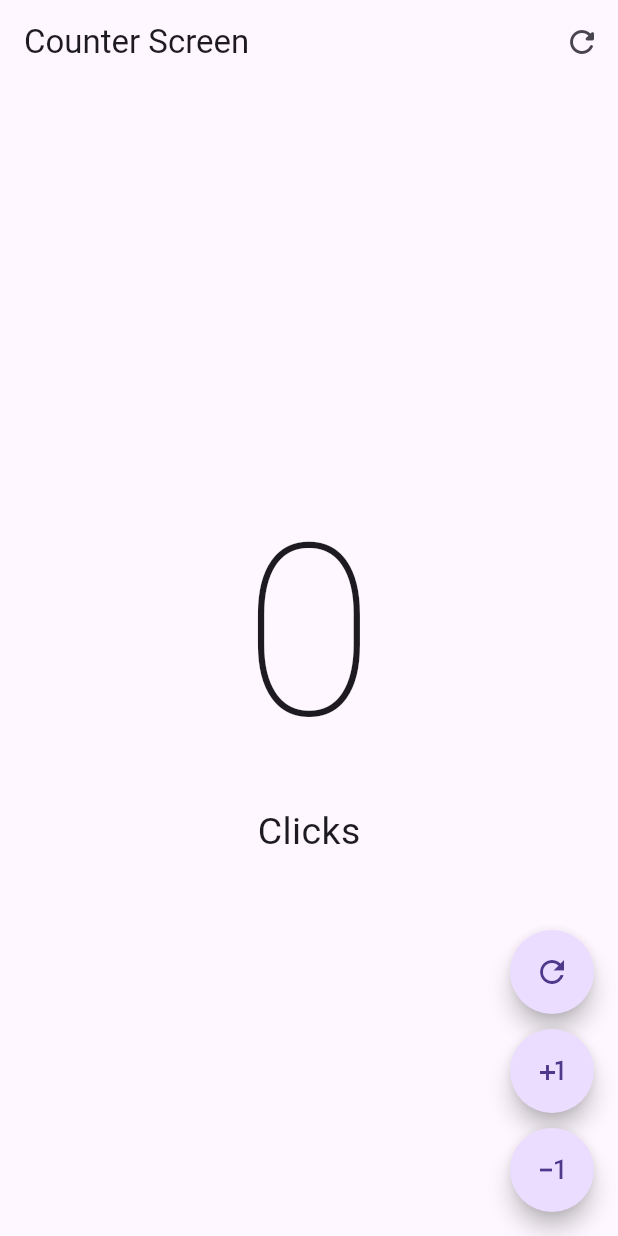
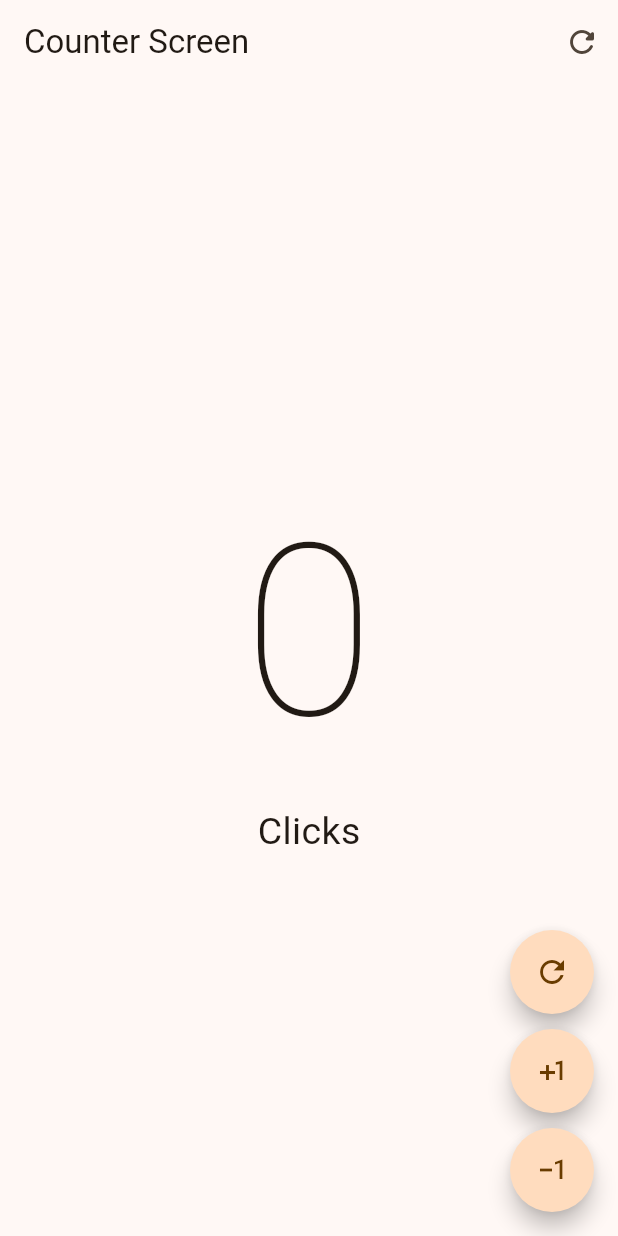
Before and after one commit to peramon/flutter-learning, a Flutter app: the CounterScreen screen opened directly, on a phone screen of 412 x 824 dp. Run offline on Flutter 3.47's test engine with Material 3 defaults, Android fonts, the phone set to English and light mode, and no system bars; our stand-ins replace animate_do, dio, video_player.

Commit message:
styles and theme aplication base

```diff
--- /dev/null
+++ b/widgets_app/lib/config/theme/app_theme.dart
@@ -0,0 +1,26 @@
+import 'package:flutter/material.dart';
+
+const colorList = <Color>[
+  Colors.blue,
+  Colors.teal,
+  Colors.green,
+  Colors.orange,
+];
+
+class AppTheme {
+  final int selectedColor;
+
+  AppTheme({this.selectedColor = 0})
+    : assert(selectedColor >= 0, 'Selected color must be greater then 0'),
+      assert(
+        selectedColor < colorList.length,
+        'Selected color must be less or equal then ${colorList.length-1}',
+      );
+
+  ThemeData getTheme() {
+    return ThemeData(
+      useMaterial3: true,
+      colorSchemeSeed: colorList[selectedColor],
+    );
+  }
+}
--- a/widgets_app/lib/main.dart
+++ b/widgets_app/lib/main.dart
@@ -1,4 +1,5 @@
 import 'package:flutter/material.dart';
+import 'package:widgets_app/config/theme/app_theme.dart';
 
 void main() {
   runApp(const MainApp());
@@ -9,8 +10,9 @@ class MainApp extends StatelessWidget {
 
   @override
   Widget build(BuildContext context) {
-    return const MaterialApp(
+    return MaterialApp(
       debugShowCheckedModeBanner: false,
+      theme: AppTheme(selectedColor: 3).getTheme(),
       home: Scaffold(body: Center(child: Text('Hello World!'))),
     );
   }
```
